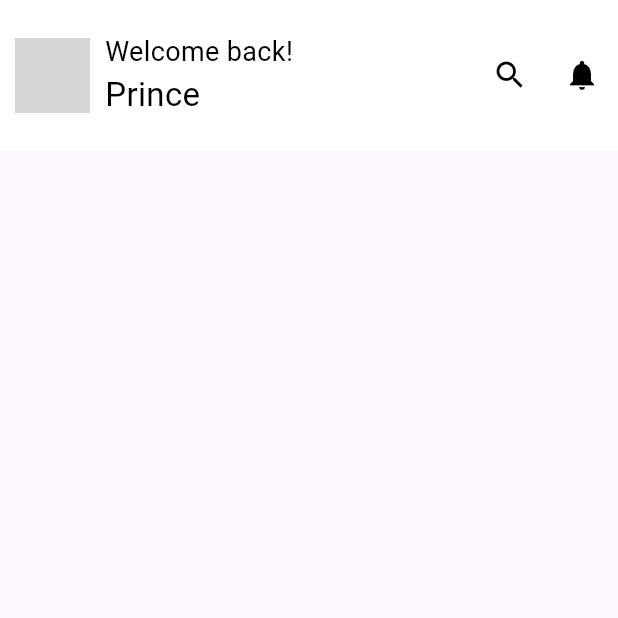
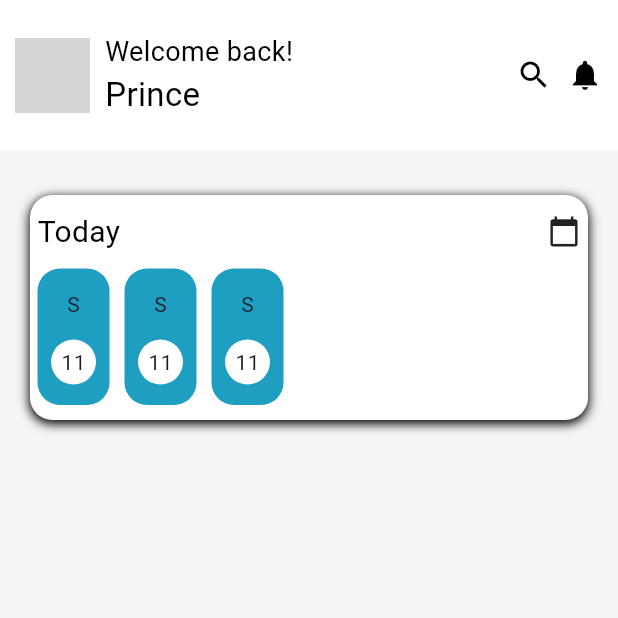
Before and after one commit to prince089/fitness_app_interview, a Flutter app: the screen it shows after launch, on a phone screen of 412 x 824 dp, the top half of it. Run offline on Flutter 3.47's test engine with Material 3 defaults, Android fonts, the phone set to English and light mode, and no system bars; network calls fail; grey boxes are pictures that could not be loaded.

Commit message:
refact: home  screen WIP

```diff
--- a/lib/Assets/app_string.dart
+++ b/lib/Assets/app_string.dart
@@ -2,4 +2,5 @@ class AppString {
   static const String randomImage = "https://picsum.photos/100/100";
   static const String greeting = "Welcome back!";
   static const String username = "Prince";
+  static const String today = "Today";
 }
--- a/lib/Screen/home_screen.dart
+++ b/lib/Screen/home_screen.dart
@@ -1,3 +1,5 @@
+import 'package:fitness_app/Theme/colors.dart';
+import 'package:fitness_app/Widget/User/celender.dart';
 import 'package:fitness_app/Widget/User/user_appbar.dart';
 import 'package:flutter/material.dart';
 
@@ -11,10 +13,17 @@ class HomeScreen extends StatefulWidget {
 class _HomeScreenState extends State<HomeScreen> {
   @override
   Widget build(BuildContext context) {
-    return const Scaffold(
+    return Scaffold(
       body: SafeArea(
-          child: Column(
-        children: [UserAppbar()],
+          child: Container(
+        color: AppColor.appBackground,
+        height: double.infinity,
+        child: const Column(
+          children: [
+            UserAppbar(),
+            Celender(),
+          ],
+        ),
       )),
     );
   }
--- a/lib/Theme/colors.dart
+++ b/lib/Theme/colors.dart
@@ -6,4 +6,5 @@ class AppColor {
   static Color secondary = Colors.white;
   static Color black = Colors.black;
   static Color greyColor = (Utils.colorFromHex("B3B3B3"));
+  static Color appBackground = (Utils.colorFromHex("F5F5F5"));
 }
--- a/lib/Theme/fontstyle.dart
+++ b/lib/Theme/fontstyle.dart
@@ -27,4 +27,9 @@ class AppFontStyle {
     fontSize: 18,
     color: AppColor.black,
   );
+
+  static TextStyle h3Reguler = TextStyle(
+    fontSize: 20,
+    color: AppColor.black,
+  );
 }
--- a/lib/Widget/Core/icon_button.dart
+++ b/lib/Widget/Core/icon_button.dart
@@ -1,8 +1,8 @@
 import 'package:fitness_app/Theme/colors.dart';
 import 'package:flutter/material.dart';
 
-class IconButton extends StatefulWidget {
-  const IconButton({
+class AppIconButton extends StatefulWidget {
+  const AppIconButton({
     super.key,
     required this.icon,
     required this.onPressed,
@@ -12,10 +12,10 @@ class IconButton extends StatefulWidget {
   final Icon icon;
 
   @override
-  State<IconButton> createState() => _IconButtonState();
+  State<AppIconButton> createState() => _AppIconButtonState();
 }
 
-class _IconButtonState extends State<IconButton> {
+class _AppIconButtonState extends State<AppIconButton> {
   @override
   Widget build(BuildContext context) {
     return InkWell(
--- /dev/null
+++ b/lib/Widget/User/celender.dart
@@ -0,0 +1,94 @@
+import 'package:fitness_app/Assets/app_string.dart';
+import 'package:fitness_app/Theme/colors.dart';
+import 'package:fitness_app/Theme/fontstyle.dart';
+import 'package:fitness_app/Widget/Core/icon_button.dart';
+import 'package:flutter/material.dart';
+
+class Celender extends StatelessWidget {
+  const Celender({super.key});
+
+  @override
+  Widget build(BuildContext context) {
+    return Padding(
+      padding: const EdgeInsets.symmetric(horizontal: 20, vertical: 30),
+      child: Container(
+        decoration: BoxDecoration(
+            color: AppColor.secondary,
+            borderRadius: BorderRadius.circular(15),
+            boxShadow: [
+              BoxShadow(
+                color: AppColor.black,
+                blurRadius: 5,
+                spreadRadius: 0.1,
+                offset: const Offset(0, 2),
+              )
+            ]),
+        height: 150,
+        child: Column(
+          children: [
+            Padding(
+              padding:
+                  const EdgeInsets.symmetric(horizontal: 5.0, vertical: 10),
+              child: Row(
+                mainAxisAlignment: MainAxisAlignment.spaceBetween,
+                children: [
+                  Text(
+                    AppString.today,
+                    style: AppFontStyle.h3Reguler,
+                  ),
+                  AppIconButton(
+                    icon: const Icon(
+                      Icons.calendar_today,
+                      size: 22,
+                    ),
+                    onPressed: () {},
+                  )
+                ],
+              ),
+            ),
+            Expanded(
+              child: ListView.builder(
+                // physics: ,
+                scrollDirection: Axis.horizontal,
+                itemBuilder: (context, index) {
+                  return renderDay();
+                },
+                itemCount: 3,
+              ),
+            )
+          ],
+        ),
+      ),
+    );
+  }
+
+  Widget renderDay() {
+    return Padding(
+      padding: const EdgeInsets.only(right: 5, left: 5, bottom: 10),
+      child: Container(
+        decoration: BoxDecoration(
+          borderRadius: BorderRadius.circular(15),
+          color: AppColor.primary,
+        ),
+        // height: 10,
+        width: 48,
+
+        child: Column(
+          mainAxisAlignment: MainAxisAlignment.spaceEvenly,
+          children: [
+            Text("S"),
+            Container(
+              decoration: BoxDecoration(
+                borderRadius: BorderRadius.circular(15),
+                color: AppColor.secondary,
+              ),
+              height: 30,
+              width: 30,
+              child: Center(child: Text("11")),
+            )
+          ],
+        ),
+      ),
+    );
+  }
+}
--- a/lib/Widget/User/user_appbar.dart
+++ b/lib/Widget/User/user_appbar.dart
@@ -1,6 +1,7 @@
 import 'package:fitness_app/Assets/app_string.dart';
 import 'package:fitness_app/Theme/colors.dart';
 import 'package:fitness_app/Theme/fontstyle.dart';
+import 'package:fitness_app/Widget/Core/icon_button.dart';
 import 'package:flutter/material.dart';
 
 class UserAppbar extends StatelessWidget {
@@ -47,19 +48,25 @@ class UserAppbar extends StatelessWidget {
               alignment: Alignment.centerRight,
               child: Row(
                 children: [
-                  IconButton(
+                  AppIconButton(
                     onPressed: () {},
                     icon: Icon(
                       Icons.search,
                       color: AppColor.black,
                     ),
                   ),
-                  IconButton(
+                  const SizedBox(
+                    width: 10,
+                  ),
+                  AppIconButton(
                     onPressed: () {},
                     icon: Icon(
                       Icons.notifications,
                       color: AppColor.black,
                     ),
+                  ),
+                  const SizedBox(
+                    width: 10,
                   ),
                 ],
               ))
```
